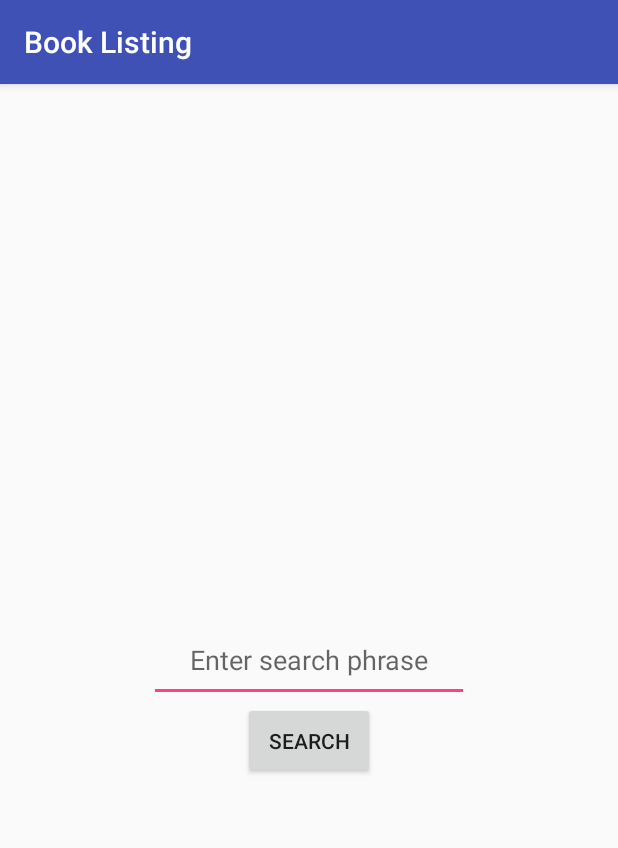
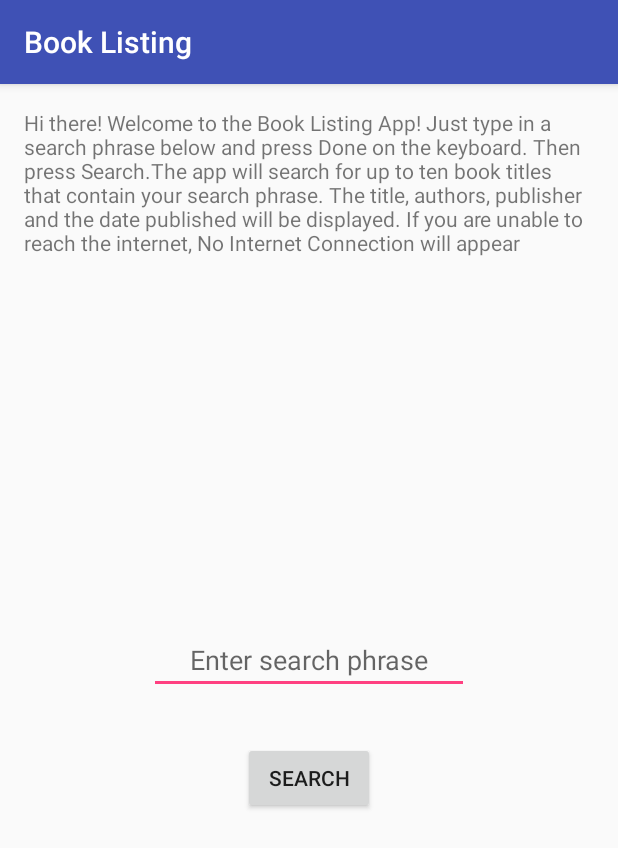
Before and after one commit to Archangel354/BookListing, an Android app: the screen it shows after launch (MainActivity), on a phone screen of 412 x 824 dp. Shown: the top 848 px of the screen. Run offline under Robolectric (Android 15) with nearby library versions, the phone set to English and light mode, and no system bars.

Commit message:
formatted listview by adding margins.  added Introduction text.

```diff
--- a/app/src/main/java/com/example/owner/booklisting/MainActivity.java
+++ b/app/src/main/java/com/example/owner/booklisting/MainActivity.java
@@ -15,7 +15,7 @@ public class MainActivity extends AppCompatActivity {
 
     // The URL for the books
     public static final String BEGINNING_OF_URL = "https://www.googleapis.com/books/v1/volumes?q=";
-    public static final String END_OF_URL = "&maxResults=3";
+    public static final String END_OF_URL = "&maxResults=4";
     public static String urlString = "";
 
     @Override
--- a/app/src/main/java/com/example/owner/booklisting/Utils.java
+++ b/app/src/main/java/com/example/owner/booklisting/Utils.java
@@ -50,7 +50,6 @@ public final class Utils {
 
         // Extract relevant fields from the JSON response and create an {@link List} object
         List books = extractFeatureFromJson(jsonResponse);
-        Log.i("LOG Inside Utils.java","books is " + books);
 
         // Return the {@link List}
         return books;
@@ -144,17 +143,12 @@ public final class Utils {
             JSONArray featureArray = baseJsonResponse.getJSONArray("items");
 
             for (int i = 0;i < featureArray.length();i++){
-                Log.i("LOG: freArray.len is: ","i "  + featureArray.length());
                 JSONObject currentBook = featureArray.getJSONObject(i);
                 JSONObject properties = currentBook.getJSONObject("volumeInfo");
                 String title = properties.getString("title");
                 String authors = properties.getString("authors");
                 String publisher = properties.getString("publisher");
                 String publishedDate = properties.getString("publishedDate");
-                Log.i("LOG Inside Utils.java","title is " + title);
-                Log.i("LOG Inside Utils.java","authors is " + authors);
-                Log.i("LOG Inside Utils.java","publisher is " + publisher);
-                Log.i("LOG Inside Utils.java","publishedDate is " + publishedDate);
 
                 BookList mBookList = new BookList(title, authors, publisher, publishedDate);
                 books.add(mBookList);
--- a/app/src/main/res/layout/activity_main.xml
+++ b/app/src/main/res/layout/activity_main.xml
@@ -5,27 +5,28 @@
     android:layout_height="match_parent">
 
     <!-- Empty view is only visible when the list has no items. -->
+    <TextView
+        android:id="@+id/txtInstruction"
+        style="@style/TextStyle"
+        android:text="@string/Introduction"/>
+
     <EditText
         android:id="@+id/edtSearchString"
-        android:layout_width="wrap_content"
-        android:layout_height="wrap_content"
+        style="@style/TextStyle"
         android:layout_centerHorizontal="false"
         android:layout_centerInParent="true"
         android:ems="10"
-        android:hint="Enter search phrase"
+        android:hint="@string/searchHint"
         android:inputType="textPersonName"
-        android:padding="16dp"
         android:textAlignment="center"/>
 
     <Button
         android:id="@+id/btnSearch"
-        android:layout_width="wrap_content"
-        android:layout_height="wrap_content"
+        style="@style/TextStyle"
         android:layout_below="@+id/edtSearchString"
         android:layout_centerInParent="true"
         android:gravity="center"
-        android:padding="16dp"
-        android:text="Search"
+        android:text="@string/searchButtonTitle"
         android:textAlignment="gravity"/>
 
     <!-- Loading indicator is only shown before the first load -->
--- a/app/src/main/res/values/strings.xml
+++ b/app/src/main/res/values/strings.xml
@@ -3,4 +3,7 @@
     <string name="title_activity_book_list">BookListActivity</string>
     <string name="no_books">No books found</string>
     <string name="no_internet_connection">No internet connection</string>
+    <string name="Introduction">Hi there! Welcome to the Book Listing App!  Just type in a search phrase below and press Done on the keyboard. Then press Search.The app will search for up to ten book titles that contain your search phrase. The title, authors, publisher and the date published will be displayed. If you are unable to reach the internet, No Internet Connection will appear</string>
+    <string name="searchHint">Enter search phrase</string>
+    <string name="searchButtonTitle">Search</string>
 </resources>
--- a/app/src/main/res/values/styles.xml
+++ b/app/src/main/res/values/styles.xml
@@ -6,6 +6,12 @@
         <item name="colorPrimary">@color/colorPrimary</item>
         <item name="colorPrimaryDark">@color/colorPrimaryDark</item>
         <item name="colorAccent">@color/colorAccent</item>
+    </style>
+
+    <style name="TextStyle">
+        <item name="android:layout_width">wrap_content</item>
+        <item name="android:layout_height">wrap_content</item>
+        <item name="android:layout_margin">16dp</item>
     </style>
 
     <style name="AppTheme.NoActionBar">
```
Also changed, not shown: app/src/main/java/com/example/owner/booklisting/BookList.java (+6 -3 lines), app/src/main/java/com/example/owner/booklisting/BookListActivity.java (+3 -6 lines), app/src/main/java/com/example/owner/booklisting/BookListLoader.java (+6 -5 lines), app/src/main/res/layout/list_items.xml (+17 -4 lines).
